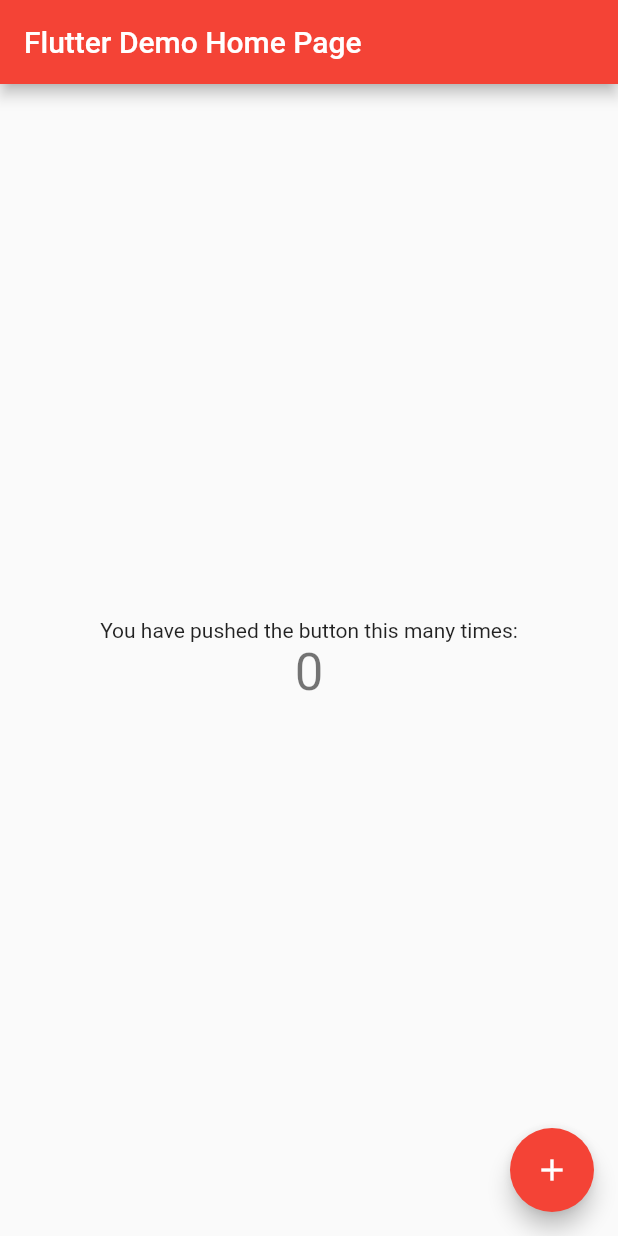
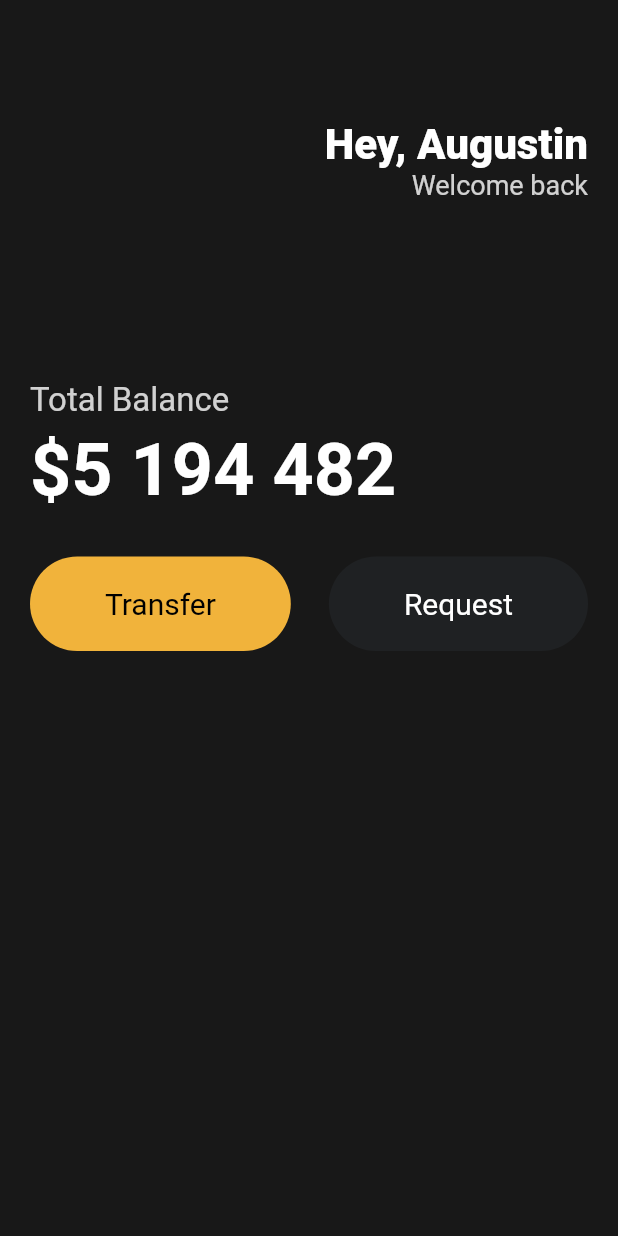
Before and after one commit to augustinLib/Throw-Dart-At-Flutter, a Flutter app: the screen it shows after launch, on a phone screen of 412 x 824 dp. Run offline on Flutter 3.47's test engine with Material 2 defaults, Android fonts, the phone set to English and light mode, and no system bars.

Commit message:
Feat: Add studied contents

```diff
--- a/flutter/webtoon_proto/lib/main.dart
+++ b/flutter/webtoon_proto/lib/main.dart
@@ -1,115 +1,115 @@
 import 'package:flutter/material.dart';
+import 'package:webtoon_proto/widgets/button.dart';
 
 void main() {
-  runApp(const MyApp());
+  runApp(const App());
 }
 
-class MyApp extends StatelessWidget {
-  const MyApp({super.key});
+// main함수의 runApp() 메서드는 위젯을 인자로 받는다.
+// 이때, runApp()의 인자로 들어간 widget이 root widget이 된다.
+class App extends StatelessWidget {
+  const App({super.key});
 
-  // This widget is the root of your application.
+  // 모든 widget은 build() 메서드를 가지고 있어야 한다. (override)
   @override
   Widget build(BuildContext context) {
+    // build() 메서드는 widget을 return해야 함
+    // root widget은 아래의 두 가지중 하나를 return해야 한다.
+    // 1. MaterialApp : google material design을 구현한 앱
+    // 2. CupertinoApp : apple iOS design을 구현한 앱
+    // 디자인을 custom하고 싶어도 일단 둘 중 하나를 return해야 한다.
     return MaterialApp(
-      title: 'Flutter Demo',
-      theme: ThemeData(
-        // This is the theme of your application.
-        //
-        // Try running your application with "flutter run". You'll see the
-        // application has a blue toolbar. Then, without quitting the app, try
-        // changing the primarySwatch below to Colors.green and then invoke
-        // "hot reload" (press "r" in the console where you ran "flutter run",
-        // or simply save your changes to "hot reload" in a Flutter IDE).
-        // Notice that the counter didn't reset back to zero; the application
-        // is not restarted.
-        primarySwatch: Colors.red,
+      // Scaffold : flutter의 모든 화면은 scaffold widget을 기반으로 만들어진다.
+      home: Scaffold(
+        backgroundColor: const Color(0xFF181818),
+        body: Padding(
+          // all : 상하좌우 10씩 padding
+          // all 말고 only를 쓰면 원하는 방향만 padding을 줄 수 있다.
+          // EdgeInsets.symmetric(horizontal: 10, vertical: 20) -> 상하 10, 좌우 20
+          padding: const EdgeInsets.symmetric(horizontal: 20),
+          child: Column(
+            crossAxisAlignment: CrossAxisAlignment.start,
+            children: [
+              // SizedBox : 빈 박스를 만들어주는 widget
+              const SizedBox(
+                height: 80,
+              ),
+              Row(
+                // Row의 mainAxis = 가로축
+                // Row의 crossAxisAlignment = 세로축
+                // mainAxis는 주 축이고, crossAxisAlignment는 보조축이다.
+                mainAxisAlignment: MainAxisAlignment.end,
+                children: [
+                  Column(
+                    // Column의 mainAxis = 세로축
+                    // Column의 crossAxisAlignment = 가로축
+                    crossAxisAlignment: CrossAxisAlignment.end,
+                    children: [
+                      const Text(
+                        "Hey, Augustin",
+                        style: TextStyle(
+                            color: Colors.white,
+                            fontSize: 28,
+                            fontWeight: FontWeight.w800),
+                      ),
+                      Text(
+                        "Welcome back",
+                        style: TextStyle(
+                          color: Colors.white.withOpacity(0.8),
+                          fontSize: 18,
+                        ),
+                      ),
+                    ],
+                  )
+                ],
+              ),
+              const SizedBox(
+                height: 120,
+              ),
+              Text(
+                "Total Balance",
+                style: TextStyle(
+                  color: Colors.white.withOpacity(0.8),
+                  fontSize: 22,
+                ),
+              ),
+              const SizedBox(
+                height: 5,
+              ),
+              const Text(
+                "\$5 194 482",
+                style: TextStyle(
+                  color: Colors.white,
+                  fontSize: 48,
+                  fontWeight: FontWeight.w600,
+                ),
+              ),
+              const SizedBox(
+                height: 30,
+              ),
+              Row(
+                mainAxisAlignment: MainAxisAlignment.spaceBetween,
+                children: const [
+                  // Container : 빈 박스를 만들어주는 widget
+                  // HTML의 div와 같은 역할
+
+                  // Custom widget인 button 사용
+                  Button(
+                    text: "Transfer",
+                    bgcolor: Color(0xFFF1B33B),
+                    textcolor: Colors.black,
+                  ),
+                  Button(
+                    text: "Request",
+                    bgcolor: Color(0xFF1F2123),
+                    textcolor: Colors.white,
+                  ),
+                ],
+              )
+            ],
+          ),
+        ),
       ),
-      home: const MyHomePage(title: 'Flutter Demo Home Page'),
     );
   }
 }
-
-class MyHomePage extends StatefulWidget {
-  const MyHomePage({super.key, required this.title});
-
-  // This widget is the home page of your application. It is stateful, meaning
-  // that it has a State object (defined below) that contains fields that affect
-  // how it looks.
-
-  // This class is the configuration for the state. It holds the values (in this
-  // case the title) provided by the parent (in this case the App widget) and
-  // used by the build method of the State. Fields in a Widget subclass are
-  // always marked "final".
-
-  final String title;
-
-  @override
-  State<MyHomePage> createState() => _MyHomePageState();
-}
-
-class _MyHomePageState extends State<MyHomePage> {
-  int _counter = 0;
-
-  void _incrementCounter() {
-    setState(() {
-      // This call to setState tells the Flutter framework that something has
-      // changed in this State, which causes it to rerun the build method below
-      // so that the display can reflect the updated values. If we changed
-      // _counter without calling setState(), then the build method would not be
-      // called again, and so nothing would appear to happen.
-      _counter++;
-    });
-  }
-
-  @override
-  Widget build(BuildContext context) {
-    // This method is rerun every time setState is called, for instance as done
-    // by the _incrementCounter method above.
-    //
-    // The Flutter framework has been optimized to make rerunning build methods
-    // fast, so that you can just rebuild anything that needs updating rather
-    // than having to individually change instances of widgets.
-    return Scaffold(
-      appBar: AppBar(
-        // Here we take the value from the MyHomePage object that was created by
-        // the App.build method, and use it to set our appbar title.
-        title: Text(widget.title),
-      ),
-      body: Center(
-        // Center is a layout widget. It takes a single child and positions it
-        // in the middle of the parent.
-        child: Column(
-          // Column is also a layout widget. It takes a list of children and
-          // arranges them vertically. By default, it sizes itself to fit its
-          // children horizontally, and tries to be as tall as its parent.
-          //
-          // Invoke "debug painting" (press "p" in the console, choose the
-          // "Toggle Debug Paint" action from the Flutter Inspector in Android
-          // Studio, or the "Toggle Debug Paint" command in Visual Studio Code)
-          // to see the wireframe for each widget.
-          //
-          // Column has various properties to control how it sizes itself and
-          // how it positions its children. Here we use mainAxisAlignment to
-          // center the children vertically; the main axis here is the vertical
-          // axis because Columns are vertical (the cross axis would be
-          // horizontal).
-          mainAxisAlignment: MainAxisAlignment.center,
-          children: <Widget>[
-            const Text(
-              'You have pushed the button this many times:',
-            ),
-            Text(
-              '$_counter',
-              style: Theme.of(context).textTheme.headlineMedium,
-            ),
-          ],
-        ),
-      ),
-      floatingActionButton: FloatingActionButton(
-        onPressed: _incrementCounter,
-        tooltip: 'Increment',
-        child: const Icon(Icons.add),
-      ), // This trailing comma makes auto-formatting nicer for build methods.
-    );
-  }
-}
--- /dev/null
+++ b/flutter/webtoon_proto/lib/widgets/button.dart
@@ -0,0 +1,34 @@
+import 'package:flutter/material.dart';
+
+class Button extends StatelessWidget {
+  final String text;
+  final Color bgcolor;
+  final Color textcolor;
+
+  const Button({
+    super.key,
+    required this.text,
+    required this.bgcolor,
+    required this.textcolor,
+  });
+
+  @override
+  Widget build(BuildContext context) {
+    return Container(
+      decoration: BoxDecoration(
+        color: bgcolor,
+        borderRadius: BorderRadius.circular(45),
+      ),
+      child: Padding(
+        padding: const EdgeInsets.symmetric(horizontal: 50, vertical: 20),
+        child: Text(
+          text,
+          style: TextStyle(
+            fontSize: 20,
+            color: textcolor,
+          ),
+        ),
+      ),
+    );
+  }
+}
```
